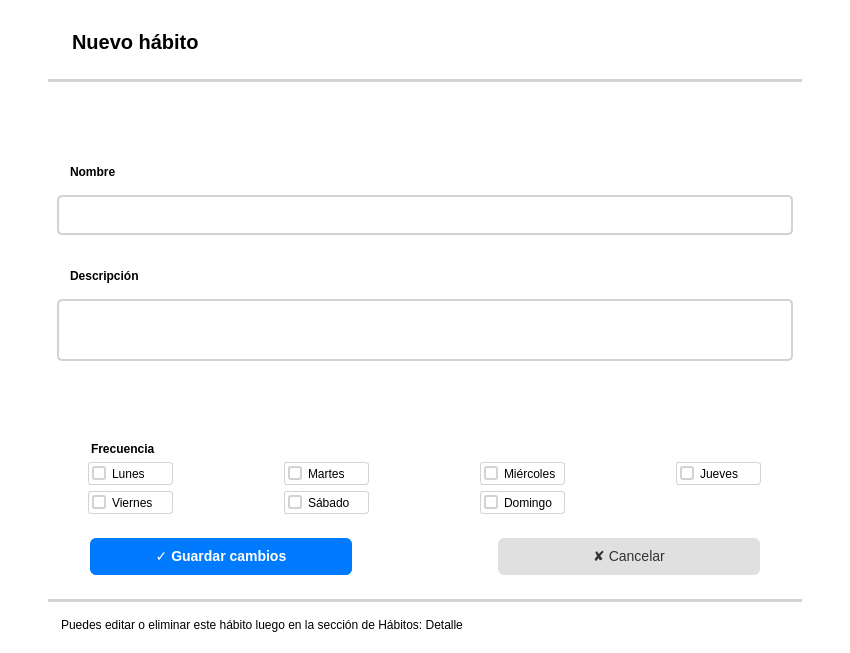
judajaavAlt/PI2, file infraestructure/ui/pages/habit_form/habit_form_view.ui: the form before one commit.
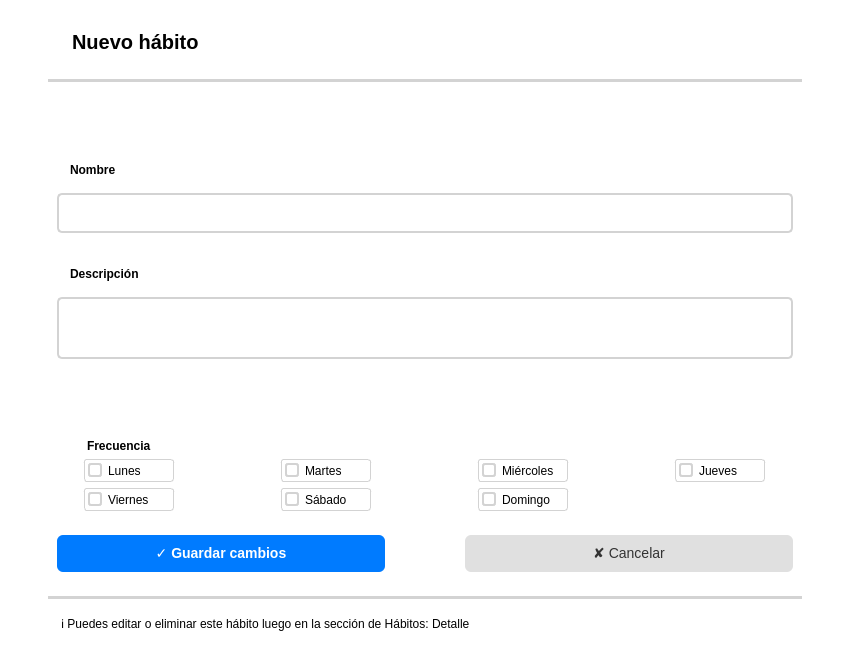
The form after the commit.

Commit message: improving app UI with colors, structure and icons

Diff of the .ui file:
```diff
--- a/infraestructure/ui/pages/habit_form/habit_form_view.ui
+++ b/infraestructure/ui/pages/habit_form/habit_form_view.ui
@@ -187,7 +187,8 @@
     border: 1px solid lightgray;
 	border-radius: 3px;
 	padding: 3px 0px 3px 3px;
-	max-width: 80px;
+	min-width: 85 px;
+	max-width: 85px;
 }</string>
      </property>
      <layout class="QGridLayout" name="gridLayout_2">
@@ -264,9 +265,7 @@
    <item>
     <widget class="QWidget" name="buttons_widget" native="true">
      <property name="styleSheet">
-      <string notr="true">QWidget {
-	margin: 0px 70px;
-}</string>
+      <string notr="true"/>
      </property>
      <layout class="QHBoxLayout" name="horizontalLayout_4">
       <item>
@@ -346,7 +345,7 @@
       <string notr="true">background-color: transparent;</string>
      </property>
      <property name="text">
-      <string>Puedes editar o eliminar este hábito luego en la sección de Hábitos: Detalle</string>
+      <string>ℹ️ Puedes editar o eliminar este hábito luego en la sección de Hábitos: Detalle</string>
      </property>
     </widget>
    </item>
```
The commit also changes 7 other files.
